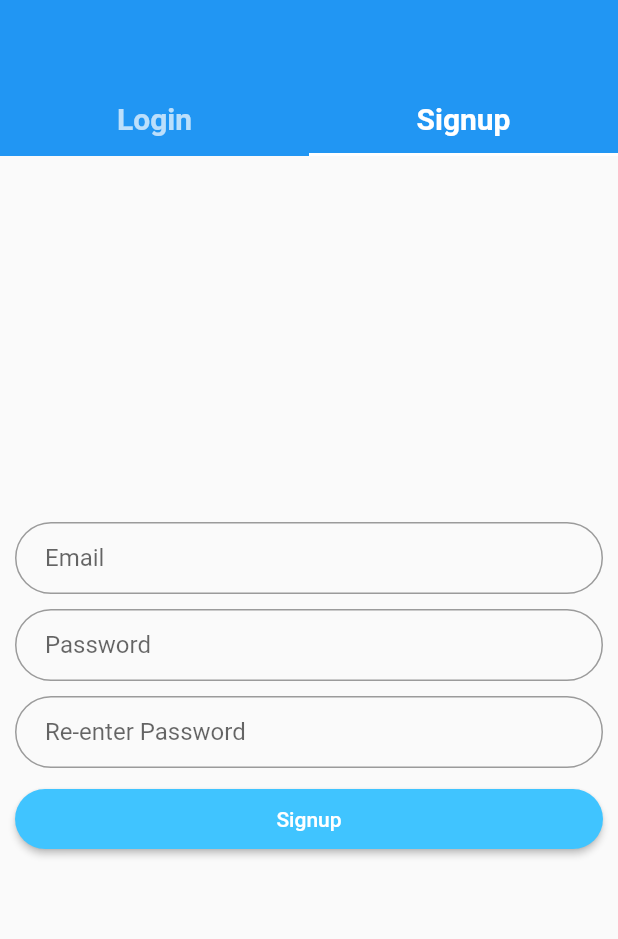
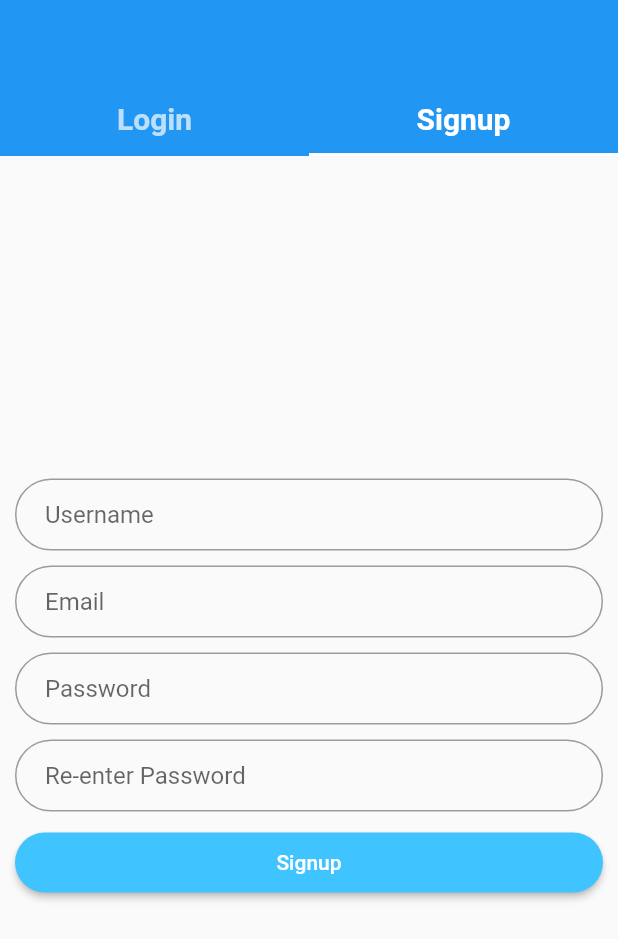
Before and after one commit to vishal-patel17/list_app, a Flutter app: the screen it shows after launch, tab 2 chosen, on a phone screen of 412 x 824 dp. Shown: the top 939 px of the screen. Run offline on Flutter 3.47's test engine with Material 2 defaults, Android fonts, the phone set to English and light mode, and no system bars; our stand-ins replace cloud_firestore, firebase_auth, firebase_messaging, flare_flutter, flutter_signin_button, google_sign_in; accounts and stored records are empty; statements that could not run were skipped.

```diff
--- a/lib/loginpage.dart
+++ b/lib/loginpage.dart
@@ -29,6 +29,7 @@ class _LoginPageState extends State<LoginPage> {
   GoogleSignInAccount account1;
   String _email;
   String _password;
+  String _userName;
 
   final FirebaseAuth _auth = FirebaseAuth.instance;
   final GoogleSignIn googleSignIn = new GoogleSignIn();
@@ -49,7 +50,6 @@ class _LoginPageState extends State<LoginPage> {
       this.fbUser = user;
     });
 
-    print("User name: ${user.displayName}");
     setState(() {
       this._isLoading = false;
     });
@@ -254,6 +254,22 @@ class _LoginPageState extends State<LoginPage> {
                       //_homeAnimation(),
                       TextField(
                         decoration: InputDecoration(
+                          hintText: 'Username',
+                          contentPadding:
+                              EdgeInsets.fromLTRB(20.0, 10.0, 20.0, 10.0),
+                          border: OutlineInputBorder(
+                              borderRadius: BorderRadius.circular(32.0)),
+                        ),
+                        keyboardType: TextInputType.text,
+                        onChanged: (String value) {
+                          setState(() {
+                            this._userName = value;
+                          });
+                        },
+                      ),
+                      SizedBox(height: 10.0),
+                      TextField(
+                        decoration: InputDecoration(
                           hintText: 'Email',
                           contentPadding:
                               EdgeInsets.fromLTRB(20.0, 10.0, 20.0, 10.0),
```
Also changed, not shown: lib/homepage.dart (+15 -2 lines).
